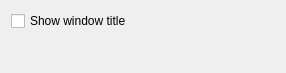
Before: the Qt Designer form package/contents/ui/config.ui in bulldog98/applicationname-plasmoid, drawn with Qt 5.
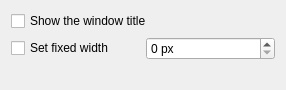
After: the same form once the commit is applied.

Commit message: Add the option to set a fixed width

The edit to the form file:
```diff
--- a/package/contents/ui/config.ui
+++ b/package/contents/ui/config.ui
@@ -7,7 +7,7 @@
     <x>0</x>
     <y>0</y>
     <width>286</width>
-    <height>73</height>
+    <height>90</height>
    </rect>
   </property>
   <property name="windowTitle">
@@ -20,10 +20,31 @@
       <string/>
      </property>
      <property name="text">
-      <string>Show window title</string>
+      <string>Show the window title</string>
      </property>
     </widget>
    </item>
+   <item>
+    <layout class="QHBoxLayout" name="horizontalLayout">
+     <item>
+      <widget class="QCheckBox" name="kcfg_fixedWidth">
+       <property name="text">
+        <string>Set fixed width</string>
+       </property>
+      </widget>
+     </item>
+     <item>
+      <widget class="QSpinBox" name="kcfg_width">
+       <property name="suffix">
+        <string> px</string>
+       </property>
+       <property name="maximum">
+        <number>999</number>
+       </property>
+      </widget>
+     </item>
+    </layout>
+   </item>
    <item>
     <spacer name="verticalSpacer">
      <property name="orientation">
```
The commit also changes 2 other files.
